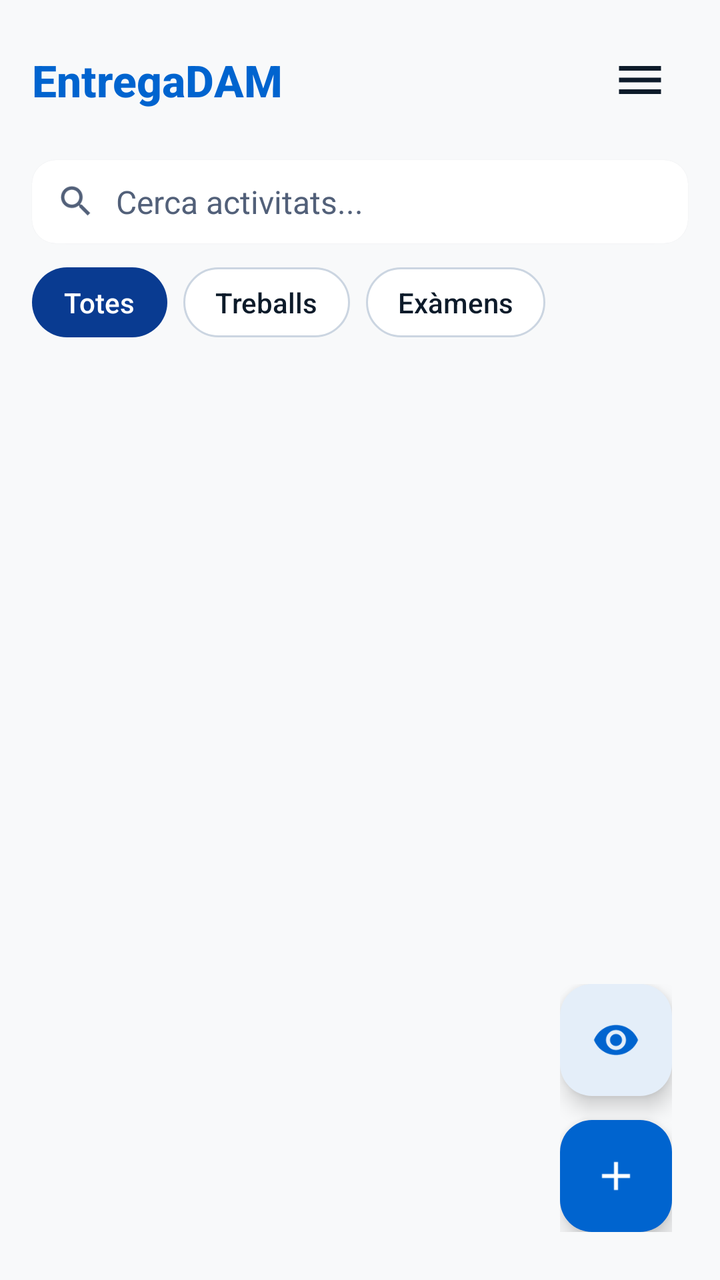
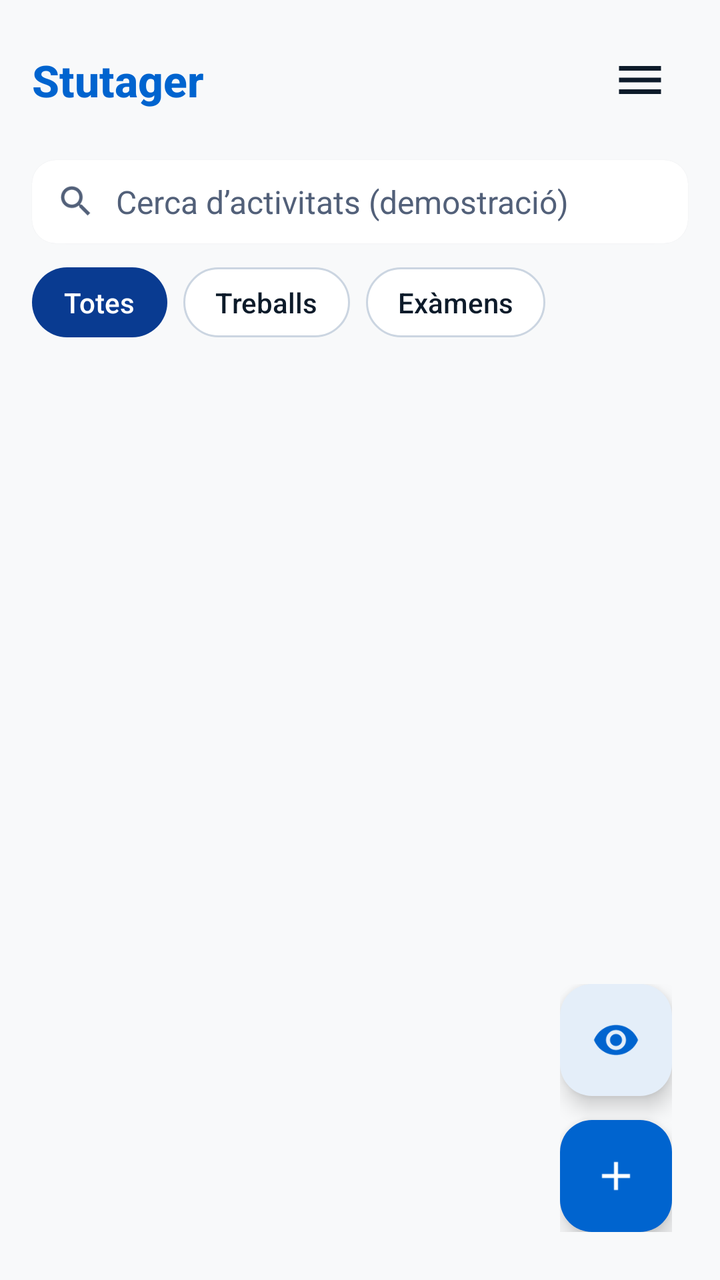

Before-and-after screenshots of an Android layout around one commit, followed by the original layout XML and the change that was made.
<!-- AndroidManifest.xml: application theme Theme.Stutager -->
<!-- res/layout/activity_activities_summary.xml -->
<androidx.coordinatorlayout.widget.CoordinatorLayout xmlns:android="http://schemas.android.com/apk/res/android"
    xmlns:app="http://schemas.android.com/apk/res-auto"
    android:layout_width="match_parent"
    android:layout_height="match_parent">

    <LinearLayout
        android:layout_width="match_parent"
        android:layout_height="match_parent"
        android:orientation="vertical">

        <LinearLayout
            android:layout_width="match_parent"
            android:layout_height="wrap_content"
            android:gravity="center_vertical"
            android:orientation="horizontal"
            android:padding="16dp">

            <TextView
                android:layout_width="0dp"
                android:layout_height="wrap_content"
                android:layout_weight="1"
                android:fontFamily="sans-serif-medium"
                android:text="@string/app_name"
                android:textColor="?attr/colorPrimary"
                android:textSize="22sp"
                android:textStyle="bold" />

            <ImageView
                android:id="@+id/btnMenu"
                android:padding="10dp"
                android:clickable="true"
                android:focusable="true"
                android:layout_width="48dp"
                android:layout_height="48dp"
                android:background="?attr/selectableItemBackgroundBorderless"
                android:contentDescription="@string/fab_all_tasks_desc"
                android:src="@drawable/ic_menu"
                app:tint="?attr/colorOnSurface" />
        </LinearLayout>

        <androidx.cardview.widget.CardView
            android:layout_width="match_parent"
            android:layout_height="wrap_content"
            android:layout_marginHorizontal="16dp"
            android:layout_marginBottom="12dp"
            app:cardCornerRadius="12dp"
            app:cardElevation="1dp"
            app:cardUseCompatPadding="false"
            app:cardBackgroundColor="?attr/colorSurface">

            <androidx.appcompat.widget.AppCompatTextView
                android:layout_width="match_parent"
                android:layout_height="wrap_content"
                android:gravity="center_vertical"
                android:paddingHorizontal="12dp"
                android:paddingVertical="10dp"
                android:drawablePadding="10dp"
                android:text="@string/search_activities_hint"
                android:textColor="?attr/colorOnSurfaceVariant"
                android:textSize="16sp"
                app:drawableStartCompat="@drawable/ic_search_20"
                app:drawableTint="?attr/colorOnSurfaceVariant" />
        </androidx.cardview.widget.CardView>

        <LinearLayout
            android:id="@+id/activityTabs"
            android:layout_width="match_parent"
            android:layout_height="wrap_content"
            android:orientation="horizontal"
            android:paddingHorizontal="16dp"
            android:paddingBottom="16dp">

            <TextView
                android:layout_width="wrap_content"
                android:layout_height="wrap_content"
                android:layout_marginEnd="8dp"
                android:background="@drawable/chip_selected_bg"
                android:fontFamily="sans-serif-medium"
                android:paddingHorizontal="16dp"
                android:paddingVertical="8dp"
                android:text="@string/filter_all"
                android:textColor="?attr/colorOnSecondary"
                android:textSize="14sp" />

            <TextView
                android:layout_width="wrap_content"
                android:layout_height="wrap_content"
                android:layout_marginEnd="8dp"
                android:background="@drawable/chip_unselected_bg"
                android:fontFamily="sans-serif-medium"
                android:paddingHorizontal="16dp"
                android:paddingVertical="8dp"
                android:text="@string/filter_works"
                android:textColor="?attr/colorOnSurface"
                android:textSize="14sp" />

            <TextView
                android:layout_width="wrap_content"
                android:layout_height="wrap_content"
                android:background="@drawable/chip_unselected_bg"
                android:fontFamily="sans-serif-medium"
                android:paddingHorizontal="16dp"
                android:paddingVertical="8dp"
                android:text="@string/filter_exams"
                android:textColor="?attr/colorOnSurface"
                android:textSize="14sp" />
        </LinearLayout>

        <androidx.recyclerview.widget.RecyclerView
            android:id="@+id/recyclerViewTasks"
            android:layout_width="match_parent"
            android:layout_height="0dp"
            android:layout_weight="1"
            android:clipToPadding="false"
            android:paddingHorizontal="16dp"
            android:paddingBottom="160dp" />
    </LinearLayout>

    <LinearLayout
        android:layout_width="wrap_content"
        android:layout_height="wrap_content"
        android:layout_gravity="bottom|end"
        android:layout_margin="24dp"
        android:orientation="vertical">

        <com.google.android.material.floatingactionbutton.FloatingActionButton
            android:id="@+id/btnAllTasks"
            android:layout_width="wrap_content"
            android:layout_height="wrap_content"
            android:layout_marginBottom="12dp"
            android:contentDescription="@string/fab_all_tasks_desc"
            android:src="@drawable/ic_view"
            app:backgroundTint="?attr/colorSurface"
            app:tint="?attr/colorPrimary" />

        <com.google.android.material.floatingactionbutton.FloatingActionButton
            android:id="@+id/btnAddActivity"
            android:layout_width="wrap_content"
            android:layout_height="wrap_content"
            android:contentDescription="@string/fab_add_activity_desc"
            android:src="@drawable/ic_add"
            app:backgroundTint="?attr/colorPrimary"
            app:tint="?attr/colorOnPrimary" />
    </LinearLayout>

</androidx.coordinatorlayout.widget.CoordinatorLayout>
<!-- resources referenced by this layout -->
<resources>
  <!-- drawable chip_selected_bg (drawable) -->
  <shape xmlns:android="http://schemas.android.com/apk/res/android"
      android:shape="rectangle">
      <solid android:color="?attr/colorSecondary" />
      <corners android:radius="20dp" />
  </shape>
  <!-- drawable chip_unselected_bg (drawable) -->
  <shape xmlns:android="http://schemas.android.com/apk/res/android"
      android:shape="rectangle">
      <solid android:color="?attr/colorSurface" />
      <stroke android:width="1dp" android:color="?attr/colorOutlineVariant" />
      <corners android:radius="20dp" />
  </shape>
  <!-- drawable ic_add (drawable) -->
  <vector xmlns:android="http://schemas.android.com/apk/res/android"
      android:width="24dp"
      android:height="24dp"
      android:viewportWidth="24"
      android:viewportHeight="24">
    <path
        android:fillColor="?attr/colorOnPrimary"
        android:pathData="M19,13h-6v6h-2v-6H5v-2h6V5h2v6h6v2z"/>
  </vector>
  <!-- drawable ic_menu (drawable) -->
  <vector xmlns:android="http://schemas.android.com/apk/res/android"
      android:width="24dp"
      android:height="24dp"
      android:viewportWidth="24"
      android:viewportHeight="24">
    <path
        android:fillColor="?attr/colorSecondary"
        android:pathData="M3,18h18v-2H3v2zm0-5h18v-2H3v2zm0-7v2h18V6H3z"/>
  </vector>
  <!-- drawable ic_search_20 (drawable) -->
  <layer-list xmlns:android="http://schemas.android.com/apk/res/android">
      <item
          android:width="20dp"
          android:height="20dp"
          android:drawable="@drawable/ic_search" />
  </layer-list>
  <string name="app_name">EntregaDAM</string>
  <string name="fab_add_activity_desc">Nova activitat</string>
  <string name="fab_all_tasks_desc">Totes les tasques</string>
  <string name="filter_all">Totes</string>
  <string name="filter_exams">Exàmens</string>
  <string name="filter_works">Treballs</string>
  <string name="search_activities_hint">Cerca activitats...</string>
  <color name="color_primary">#0064CF</color>
  <color name="color_on_primary">#FFFFFF</color>
  <color name="color_primary_container">#D8E7FF</color>
  <color name="color_on_primary_container">#002F65</color>
  <color name="color_secondary">#093B91</color>
  <color name="color_on_secondary">#FFFFFF</color>
  <color name="color_secondary_container">#E0EDFF</color>
  <color name="color_on_secondary_container">#003C96</color>
  <color name="color_tertiary">#0F766E</color>
  <color name="color_on_tertiary">#FFFFFF</color>
  <color name="color_tertiary_container">#CCFBF1</color>
  <color name="color_on_tertiary_container">#00504A</color>
  <color name="color_error">#BA1A1A</color>
  <color name="color_on_error">#FFFFFF</color>
  <color name="color_error_container">#FFDAD6</color>
  <color name="color_on_error_container">#410002</color>
  <color name="color_background">#F8F9FA</color>
  <color name="color_on_background">#0D1B2A</color>
  <color name="color_surface">#FFFFFF</color>
  <color name="color_on_surface">#0D1B2A</color>
  <color name="color_surface_variant">#E0E6EF</color>
  <color name="color_on_surface_variant">#526079</color>
  <color name="color_outline">#728093</color>
  <color name="color_outline_variant">#CBD5E1</color>
  <color name="color_surface_dim">#D8DADF</color>
  <color name="color_surface_bright">#FFFFFF</color>
  <color name="color_surface_container_lowest">#FFFFFF</color>
  <color name="color_surface_container_low">#F4F8FC</color>
  <color name="color_surface_container">#EEF2F7</color>
  <color name="color_surface_container_high">#E8ECF1</color>
  <color name="color_surface_container_highest">#E1E6EB</color>
  <color name="color_inverse_surface">#29313B</color>
  <color name="color_inverse_on_surface">#F1F5FB</color>
  <color name="color_inverse_primary">#ABC7FF</color>
  <!-- unchanged entries left out for length: 3 -->
</resources>

<!-- the commit's change to res/layout/activity_activities_summary.xml (unified diff, before → after) -->
@@ -33,7 +33,7 @@
                 android:layout_width="48dp"
                 android:layout_height="48dp"
                 android:background="?attr/selectableItemBackgroundBorderless"
-                android:contentDescription="@string/fab_all_tasks_desc"
+                android:contentDescription="@string/menu_desc"
                 android:src="@drawable/ic_menu"
                 app:tint="?attr/colorOnSurface" />
         </LinearLayout>
<!-- resource entries referenced after the edit -->
@@ -40,13 +40,14 @@
           android:height="20dp"
           android:drawable="@drawable/ic_search" />
   </layer-list>
-  <string name="app_name">EntregaDAM</string>
+  <string name="app_name">Stutager</string>
   <string name="fab_add_activity_desc">Nova activitat</string>
   <string name="fab_all_tasks_desc">Totes les tasques</string>
   <string name="filter_all">Totes</string>
   <string name="filter_exams">Exàmens</string>
   <string name="filter_works">Treballs</string>
-  <string name="search_activities_hint">Cerca activitats...</string>
+  <string name="menu_desc">Menú</string>
+  <string name="search_activities_hint">Cerca d’activitats (demostració)</string>
   <color name="color_primary">#0064CF</color>
   <color name="color_on_primary">#FFFFFF</color>
   <color name="color_primary_container">#D8E7FF</color>
